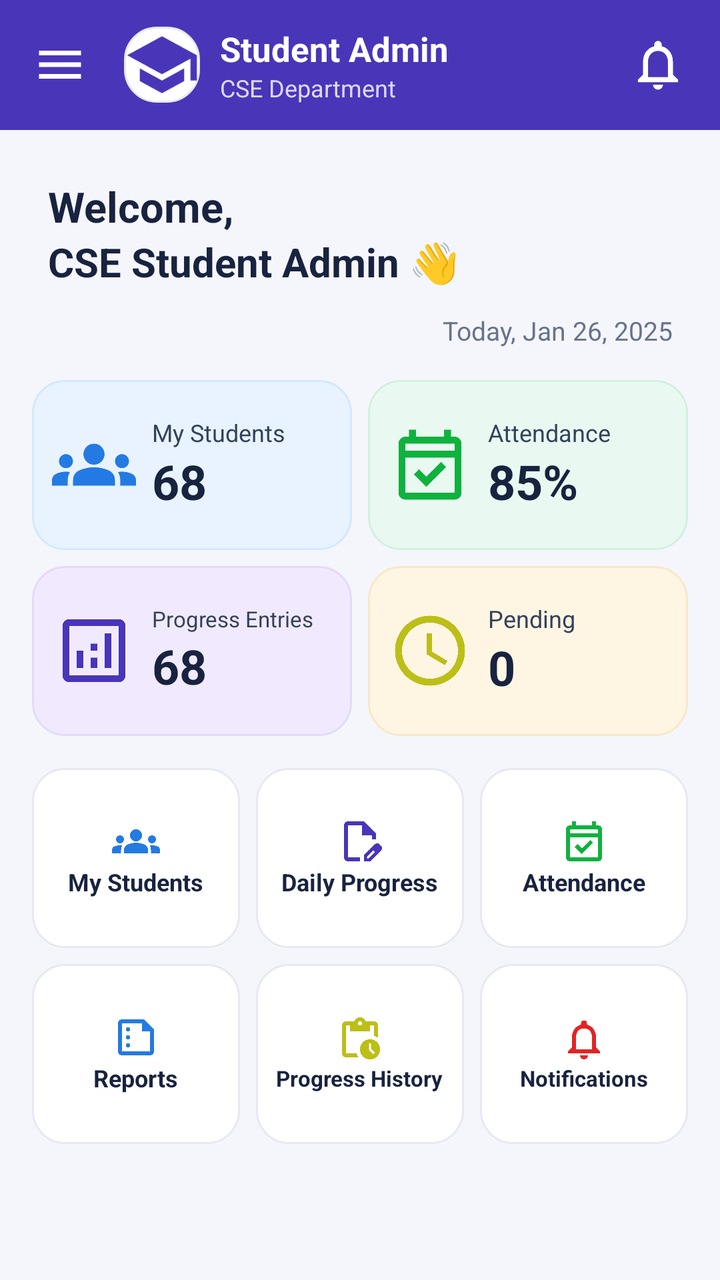
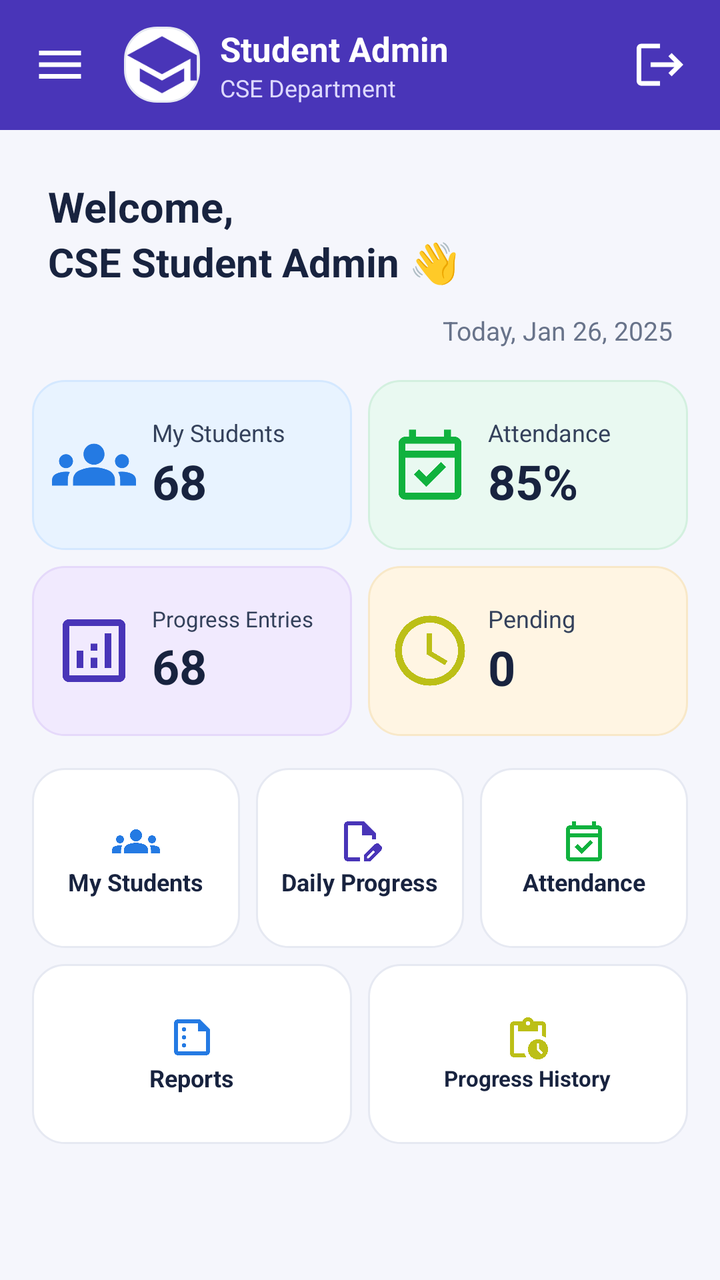

The first picture is an Android layout as it rendered before a commit; the second is the same layout after the commit. The layout source and the unified diff follow.
<!-- AndroidManifest.xml: application theme Theme.TrackPoint -->
<!-- res/layout/activity_student_admin_dashboard.xml -->
<?xml version="1.0" encoding="utf-8"?>
<LinearLayout
    xmlns:android="http://schemas.android.com/apk/res/android"
    xmlns:app="http://schemas.android.com/apk/res-auto"
    android:layout_width="match_parent"
    android:layout_height="match_parent"
    android:orientation="vertical"
    android:background="#4935B8"
    android:fitsSystemWindows="true">

    
    <LinearLayout
        android:layout_width="match_parent"
        android:layout_height="65dp"
        android:orientation="horizontal"
        android:gravity="center_vertical"
        android:paddingStart="16dp"
        android:paddingEnd="16dp"
        android:background="#4935B8">

        <ImageView
            android:id="@+id/moreButton"
            android:layout_width="28dp"
            android:layout_height="28dp"
            android:src="@drawable/menu_symbol"
            android:scaleType="fitCenter"
            app:tint="@color/white"
            android:contentDescription="Menu"/>

        <ImageView
            android:layout_width="38dp"
            android:layout_height="38dp"
            android:layout_marginStart="18dp"
            android:gravity="center"
            android:src="@drawable/student_admin_logo"
            app:tint="#4935B8"
            android:background="@drawable/action_card"/>

        <LinearLayout
            android:layout_width="0dp"
            android:layout_height="wrap_content"
            android:layout_weight="1"
            android:orientation="vertical"
            android:layout_marginStart="10dp">

            <TextView
                android:layout_width="wrap_content"
                android:layout_height="wrap_content"
                android:text="Student Admin"
                android:textColor="@color/white"
                android:textSize="17sp"
                android:textStyle="bold"/>

            <TextView
                android:layout_width="wrap_content"
                android:layout_height="wrap_content"
                android:text="CSE Department"
                android:textColor="#DDD8FF"
                android:textSize="12sp"/>

        </LinearLayout>

        <ImageView
            android:id="@+id/notificationButton"
            android:layout_width="30dp"
            android:layout_height="30dp"
            android:src="@drawable/notification_symbol"
            android:scaleType="fitCenter"
            app:tint="@color/white"
            android:contentDescription="Notifications"/>

    </LinearLayout>

    
    <ScrollView
        android:layout_width="match_parent"
        android:layout_height="0dp"
        android:layout_weight="1"
        android:fillViewport="true"
        android:background="#F5F6FC">

        <LinearLayout
            android:layout_width="match_parent"
            android:layout_height="wrap_content"
            android:orientation="vertical"
            android:padding="12dp">

            
            <LinearLayout
                android:layout_width="match_parent"
                android:layout_height="wrap_content"
                android:orientation="vertical"
                android:padding="12dp">

                <TextView
                    android:layout_width="wrap_content"
                    android:layout_height="wrap_content"
                    android:text="Welcome,"
                    android:textColor="#18233F"
                    android:textSize="21sp"
                    android:textStyle="bold"/>

                <TextView
                    android:layout_width="wrap_content"
                    android:layout_height="wrap_content"
                    android:text="CSE Student Admin 👋"
                    android:textColor="#18233F"
                    android:textSize="20sp"
                    android:textStyle="bold"/>

                <TextView
                    android:layout_width="match_parent"
                    android:layout_height="wrap_content"
                    android:gravity="end"
                    android:layout_marginTop="12dp"
                    android:text="Today, Jan 26, 2025"
                    android:textColor="#68738A"
                    android:textSize="13sp"/>

            </LinearLayout>

            
            <LinearLayout
                android:layout_width="match_parent"
                android:layout_height="wrap_content"
                android:orientation="horizontal"
                android:weightSum="2">

                <LinearLayout
                    android:layout_width="0dp"
                    android:layout_height="85dp"
                    android:layout_weight="1"
                    android:layout_margin="4dp"
                    android:orientation="horizontal"
                    android:gravity="center_vertical"
                    android:padding="10dp"
                    android:background="@drawable/card_blue">

                    <ImageView
                        android:layout_width="42dp"
                        android:layout_height="42dp"
                        android:gravity="center"
                        android:src="@drawable/group_symbol"
                        app:tint="#247AE3"
                        android:textSize="23sp"/>

                    <LinearLayout
                        android:layout_width="wrap_content"
                        android:layout_height="wrap_content"
                        android:orientation="vertical"
                        android:layout_marginStart="8dp">

                        <TextView
                            android:layout_width="wrap_content"
                            android:layout_height="wrap_content"
                            android:text="My Students"
                            android:textColor="#34415B"
                            android:textSize="12sp"/>

                        <TextView
                            android:id="@+id/tvStudentCount"
                            android:layout_width="wrap_content"
                            android:layout_height="wrap_content"
                            android:text="68"
                            android:textColor="#18233F"
                            android:textSize="24sp"
                            android:textStyle="bold"/>

                    </LinearLayout>
                </LinearLayout>

                <LinearLayout
                    android:layout_width="0dp"
                    android:layout_height="85dp"
                    android:layout_weight="1"
                    android:layout_margin="4dp"
                    android:orientation="horizontal"
                    android:gravity="center_vertical"
                    android:padding="10dp"
                    android:background="@drawable/card_green">

                    <ImageView
                        android:layout_width="42dp"
                        android:layout_height="42dp"
                        android:gravity="center"
                        android:src="@drawable/attendance_symbol"
                        app:tint="#10B23E"
                        android:textSize="25sp"
                        android:textColor="#19A76A"/>

                    <LinearLayout
                        android:layout_width="wrap_content"
                        android:layout_height="wrap_content"
                        android:orientation="vertical"
                        android:layout_marginStart="8dp">

                        <TextView
                            android:layout_width="wrap_content"
                            android:layout_height="wrap_content"
                            android:text="Attendance"
                            android:textColor="#34415B"
                            android:textSize="12sp"/>

                        <TextView
                            android:id="@+id/tvAttendance"
                            android:layout_width="wrap_content"
                            android:layout_height="wrap_content"
                            android:text="85%"
                            android:textColor="#18233F"
                            android:textSize="24sp"
                            android:textStyle="bold"/>

                    </LinearLayout>
                </LinearLayout>

            </LinearLayout>

            
            <LinearLayout
                android:layout_width="match_parent"
                android:layout_height="wrap_content"
                android:orientation="horizontal">

                <LinearLayout
                    android:layout_width="0dp"
                    android:layout_height="85dp"
                    android:layout_weight="1"
                    android:layout_margin="4dp"
                    android:orientation="horizontal"
                    android:gravity="center_vertical"
                    android:padding="10dp"
                    android:background="@drawable/card_purple">

                    <ImageView
                        android:layout_width="42dp"
                        android:layout_height="42dp"
                        android:gravity="center"
                        android:src="@drawable/progress_symbol"
                        app:tint="#4935B8"
                        android:textSize="23sp"/>

                    <LinearLayout
                        android:layout_width="wrap_content"
                        android:layout_height="wrap_content"
                        android:orientation="vertical"
                        android:layout_marginStart="8dp">

                        <TextView
                            android:layout_width="wrap_content"
                            android:layout_height="wrap_content"
                            android:text="Progress Entries"
                            android:textColor="#34415B"
                            android:textSize="11sp"/>

                        <TextView
                            android:id="@+id/tvProgressCount"
                            android:layout_width="wrap_content"
                            android:layout_height="wrap_content"
                            android:text="68"
                            android:textColor="#18233F"
                            android:textSize="24sp"
                            android:textStyle="bold"/>

                    </LinearLayout>
                </LinearLayout>

                <LinearLayout
                    android:layout_width="0dp"
                    android:layout_height="85dp"
                    android:layout_weight="1"
                    android:layout_margin="4dp"
                    android:orientation="horizontal"
                    android:gravity="center_vertical"
                    android:padding="10dp"
                    android:background="@drawable/card_yellow">

                    <ImageView
                        android:layout_width="42dp"
                        android:layout_height="42dp"
                        android:gravity="center"
                        app:tint="#BCBF17"
                        android:src="@drawable/pending_symbol"
                        android:textSize="23sp"/>

                    <LinearLayout
                        android:layout_width="wrap_content"
                        android:layout_height="wrap_content"
                        android:orientation="vertical"
                        android:layout_marginStart="8dp">

                        <TextView
                            android:layout_width="wrap_content"
                            android:layout_height="wrap_content"
                            android:text="Pending"
                            android:textColor="#34415B"
                            android:textSize="12sp"/>

                        <TextView
                            android:id="@+id/tvPending"
                            android:layout_width="wrap_content"
                            android:layout_height="wrap_content"
                            android:text="0"
                            android:textColor="#18233F"
                            android:textSize="24sp"
                            android:textStyle="bold"/>

                    </LinearLayout>
                </LinearLayout>

            </LinearLayout>

            
            <LinearLayout
                android:layout_width="match_parent"
                android:layout_height="wrap_content"
                android:orientation="horizontal"
                android:layout_marginTop="8dp">

                <LinearLayout
                    android:id="@+id/btnMyStudents"
                    android:layout_width="0dp"
                    android:layout_height="90dp"
                    android:layout_weight="1"
                    android:layout_margin="4dp"
                    android:gravity="center"
                    android:orientation="vertical"
                    android:background="@drawable/action_card">

                    <ImageView
                        android:layout_width="wrap_content"
                        android:layout_height="wrap_content"
                        android:src="@drawable/group_symbol"
                        app:tint="#247AE3"
                        android:textSize="25sp"/>

                    <TextView
                        android:layout_width="wrap_content"
                        android:layout_height="wrap_content"
                        android:text="My Students"
                        android:textColor="#18233F"
                        android:textStyle="bold"
                        android:textSize="12sp"/>

                </LinearLayout>

                <LinearLayout
                    android:id="@+id/btnDailyProgress"
                    android:layout_width="0dp"
                    android:layout_height="90dp"
                    android:layout_weight="1"
                    android:layout_margin="4dp"
                    android:gravity="center"
                    android:orientation="vertical"
                    android:background="@drawable/action_card">

                    <ImageView
                        android:layout_width="wrap_content"
                        android:layout_height="wrap_content"
                        app:tint="#4935B8"
                        android:src="@drawable/daily_progress_symbol"
                        android:textSize="25sp"/>

                    <TextView
                        android:layout_width="wrap_content"
                        android:layout_height="wrap_content"
                        android:text="Daily Progress"
                        android:textColor="#18233F"
                        android:textStyle="bold"
                        android:textSize="12sp"/>

                </LinearLayout>

                <LinearLayout
                    android:id="@+id/btnAttendance"
                    android:layout_width="0dp"
                    android:layout_height="90dp"
                    android:layout_weight="1"
                    android:layout_margin="4dp"
                    android:gravity="center"
                    android:orientation="vertical"
                    android:background="@drawable/action_card">

                    <ImageView
                        android:layout_width="wrap_content"
                        android:layout_height="wrap_content"
                        app:tint="#10B23E"
                        android:src="@drawable/attendance_symbol"
                        android:textColor="#19A76A"
                        android:textSize="25sp"/>

                    <TextView
                        android:layout_width="wrap_content"
                        android:layout_height="wrap_content"
                        android:text="Attendance"
                        android:textColor="#18233F"
                        android:textStyle="bold"
                        android:textSize="12sp"/>

                </LinearLayout>

            </LinearLayout>

            
            <LinearLayout
                android:layout_width="match_parent"
                android:layout_height="wrap_content"
                android:orientation="horizontal">

                <LinearLayout
                    android:id="@+id/btnReports"
                    android:layout_width="0dp"
                    android:layout_height="90dp"
                    android:layout_weight="1"
                    android:layout_margin="4dp"
                    android:gravity="center"
                    android:orientation="vertical"
                    android:background="@drawable/action_card">

                    <ImageView
                        android:layout_width="wrap_content"
                        android:layout_height="wrap_content"
                        app:tint="#247AE3"
                        android:src="@drawable/reports_symbol"
                        android:textSize="25sp"/>

                    <TextView
                        android:layout_width="wrap_content"
                        android:layout_height="wrap_content"
                        android:text="Reports"
                        android:textColor="#18233F"
                        android:textStyle="bold"
                        android:textSize="12sp"/>

                </LinearLayout>

                <LinearLayout
                    android:id="@+id/btnProgressHistory"
                    android:layout_width="0dp"
                    android:layout_height="90dp"
                    android:layout_weight="1"
                    android:layout_margin="4dp"
                    android:gravity="center"
                    android:orientation="vertical"
                    android:background="@drawable/action_card">

                    <ImageView
                        android:layout_width="wrap_content"
                        android:layout_height="wrap_content"
                        app:tint="#BCBF17"
                        android:src="@drawable/progress_history_symbol"
                        android:textSize="25sp"/>

                    <TextView
                        android:layout_width="wrap_content"
                        android:layout_height="wrap_content"
                        android:text="Progress History"
                        android:textColor="#18233F"
                        android:textStyle="bold"
                        android:textSize="11sp"/>

                </LinearLayout>

                <LinearLayout
                    android:id="@+id/btnNotifications"
                    android:layout_width="0dp"
                    android:layout_height="90dp"
                    android:layout_weight="1"
                    android:layout_margin="4dp"
                    android:gravity="center"
                    android:orientation="vertical"
                    android:background="@drawable/action_card">

                    <ImageView
                        android:layout_width="wrap_content"
                        android:layout_height="wrap_content"
                        app:tint="#E32424"
                        android:src="@drawable/notification_symbol"
                        android:textSize="25sp"/>

                    <TextView
                        android:layout_width="wrap_content"
                        android:layout_height="wrap_content"
                        android:text="Notifications"
                        android:textColor="#18233F"
                        android:textStyle="bold"
                        android:textSize="11sp"/>

                </LinearLayout>

            </LinearLayout>

        </LinearLayout>

    </ScrollView>

</LinearLayout>
<!-- resources referenced by this layout -->
<resources>
  <color name="white">#FFFFFFFF</color>
  <!-- drawable action_card (drawable) -->
  <shape xmlns:android="http://schemas.android.com/apk/res/android">
      <solid android:color="#FFFFFF"/>
      <stroke android:width="1dp" android:color="#E6E9F2"/>
      <corners android:radius="16dp"/>
  </shape>
  <!-- drawable card_blue (drawable) -->
  <shape xmlns:android="http://schemas.android.com/apk/res/android">
      <solid android:color="#E8F3FF"/>
      <stroke android:width="1dp" android:color="#D4E8FF"/>
      <corners android:radius="16dp"/>
  </shape>
  <!-- drawable card_green (drawable) -->
  <shape xmlns:android="http://schemas.android.com/apk/res/android">
      <solid android:color="#E9F9F1"/>
      <stroke android:width="1dp" android:color="#D3F0DF"/>
      <corners android:radius="16dp"/>
  </shape>
  <!-- drawable card_purple (drawable) -->
  <shape xmlns:android="http://schemas.android.com/apk/res/android">
      <solid android:color="#F1EAFE"/>
      <stroke android:width="1dp" android:color="#E5D9FA"/>
      <corners android:radius="16dp"/>
  </shape>
  <!-- drawable card_yellow (drawable) -->
  <shape xmlns:android="http://schemas.android.com/apk/res/android">
      <solid android:color="#FFF5E3"/>
      <stroke android:width="1dp" android:color="#F8E8C8"/>
      <corners android:radius="16dp"/>
  </shape>
  <!-- drawable menu_symbol (drawable) -->
  <vector xmlns:android="http://schemas.android.com/apk/res/android" android:height="24dp" android:tint="#000000" android:viewportHeight="24" android:viewportWidth="24" android:width="24dp">
        
      <path android:fillColor="@android:color/white" android:pathData="M3,18h18v-2L3,16v2zM3,13h18v-2L3,11v2zM3,6v2h18L21,6L3,6z"/>
      
  </vector>
  <!-- drawable notification_symbol (drawable) -->
  <vector xmlns:android="http://schemas.android.com/apk/res/android" android:height="24dp" android:tint="#000000" android:viewportHeight="24" android:viewportWidth="24" android:width="24dp">
        
      <path android:fillColor="@android:color/white" android:pathData="M12,22c1.1,0 2,-0.9 2,-2h-4c0,1.1 0.9,2 2,2zM18,16v-5c0,-3.07 -1.63,-5.64 -4.5,-6.32L13.5,4c0,-0.83 -0.67,-1.5 -1.5,-1.5s-1.5,0.67 -1.5,1.5v0.68C7.64,5.36 6,7.92 6,11v5l-2,2v1h16v-1l-2,-2zM16,17L8,17v-6c0,-2.48 1.51,-4.5 4,-4.5s4,2.02 4,4.5v6z"/>
      
  </vector>
  <!-- drawable pending_symbol (drawable) -->
  <vector xmlns:android="http://schemas.android.com/apk/res/android" android:height="24dp" android:tint="#000000" android:viewportHeight="24" android:viewportWidth="24" android:width="24dp">
        
      <path android:fillColor="@android:color/white" android:pathData="M11.99,2C6.47,2 2,6.48 2,12s4.47,10 9.99,10C17.52,22 22,17.52 22,12S17.52,2 11.99,2zM12,20c-4.42,0 -8,-3.58 -8,-8s3.58,-8 8,-8 8,3.58 8,8 -3.58,8 -8,8z"/>
        
      <path android:fillColor="@android:color/white" android:pathData="M12.5,7H11v6l5.25,3.15 0.75,-1.23 -4.5,-2.67z"/>
      
  </vector>
  <!-- drawable student_admin_logo (drawable) -->
  <vector xmlns:android="http://schemas.android.com/apk/res/android" android:height="24dp" android:tint="#000000" android:viewportHeight="24" android:viewportWidth="24" android:width="24dp">
        
      <path android:fillColor="@android:color/white" android:pathData="M5,13.18v4L12,21l7,-3.82v-4L12,17l-7,-3.82zM12,3L1,9l11,6 9,-4.91V17h2V9L12,3z"/>
      
  </vector>
  <style name="Theme.TrackPoint" parent="Base.Theme.TrackPoint" />
  <style name="Base.Theme.TrackPoint" parent="Theme.Material3.DayNight.NoActionBar">
          
          
      </style>
  <!-- unchanged entries left out for length: 6 -->
</resources>

<!-- the commit's change to res/layout/activity_student_admin_dashboard.xml (unified diff, before → after) -->
@@ -62,12 +62,12 @@
 
         <ImageView
             android:id="@+id/notificationButton"
-            android:layout_width="30dp"
-            android:layout_height="30dp"
-            android:src="@drawable/notification_symbol"
+            android:layout_width="28dp"
+            android:layout_height="28dp"
+            android:src="@drawable/logout_symbol"
             android:scaleType="fitCenter"
             app:tint="@color/white"
-            android:contentDescription="Notifications"/>
+            android:contentDescription="Logout"/>
 
     </LinearLayout>
 
@@ -460,33 +460,6 @@
 
                 </LinearLayout>
 
-                <LinearLayout
-                    android:id="@+id/btnNotifications"
-                    android:layout_width="0dp"
-                    android:layout_height="90dp"
-                    android:layout_weight="1"
-                    android:layout_margin="4dp"
-                    android:gravity="center"
-                    android:orientation="vertical"
-                    android:background="@drawable/action_card">
-
-                    <ImageView
-                        android:layout_width="wrap_content"
-                        android:layout_height="wrap_content"
-                        app:tint="#E32424"
-                        android:src="@drawable/notification_symbol"
-                        android:textSize="25sp"/>
-
-                    <TextView
-                        android:layout_width="wrap_content"
-                        android:layout_height="wrap_content"
-                        android:text="Notifications"
-                        android:textColor="#18233F"
-                        android:textStyle="bold"
-                        android:textSize="11sp"/>
-
-                </LinearLayout>
-
             </LinearLayout>
 
         </LinearLayout>
<!-- resource entries referenced after the edit -->
@@ -31,16 +31,21 @@
       <stroke android:width="1dp" android:color="#F8E8C8"/>
       <corners android:radius="16dp"/>
   </shape>
+  <!-- drawable logout_symbol (drawable) -->
+  <vector xmlns:android="http://schemas.android.com/apk/res/android"
+      android:width="24dp"
+      android:height="24dp"
+      android:viewportWidth="24"
+      android:viewportHeight="24"
+      android:tint="#000000">
+      <path
+          android:fillColor="@android:color/white"
+          android:pathData="M17,7l-1.41,1.41L18.17,11H8v2h10.17l-2.58,2.58L17,17l5,-5zM4,5h8V3H4c-1.1,0 -2,0.9 -2,2v14c0,1.1 0.9,2 2,2h8v-2H4V5z"/>
+  </vector>
   <!-- drawable menu_symbol (drawable) -->
   <vector xmlns:android="http://schemas.android.com/apk/res/android" android:height="24dp" android:tint="#000000" android:viewportHeight="24" android:viewportWidth="24" android:width="24dp">
         
       <path android:fillColor="@android:color/white" android:pathData="M3,18h18v-2L3,16v2zM3,13h18v-2L3,11v2zM3,6v2h18L21,6L3,6z"/>
-      
-  </vector>
-  <!-- drawable notification_symbol (drawable) -->
-  <vector xmlns:android="http://schemas.android.com/apk/res/android" android:height="24dp" android:tint="#000000" android:viewportHeight="24" android:viewportWidth="24" android:width="24dp">
-        
-      <path android:fillColor="@android:color/white" android:pathData="M12,22c1.1,0 2,-0.9 2,-2h-4c0,1.1 0.9,2 2,2zM18,16v-5c0,-3.07 -1.63,-5.64 -4.5,-6.32L13.5,4c0,-0.83 -0.67,-1.5 -1.5,-1.5s-1.5,0.67 -1.5,1.5v0.68C7.64,5.36 6,7.92 6,11v5l-2,2v1h16v-1l-2,-2zM16,17L8,17v-6c0,-2.48 1.51,-4.5 4,-4.5s4,2.02 4,4.5v6z"/>
       
   </vector>
   <!-- drawable pending_symbol (drawable) -->
